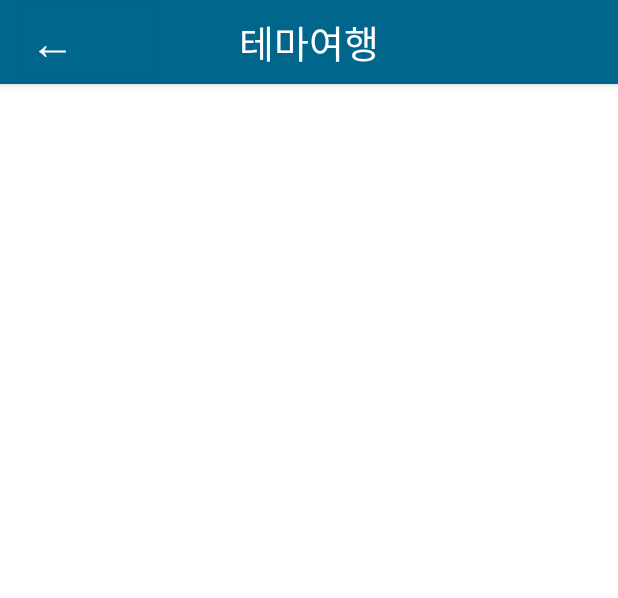
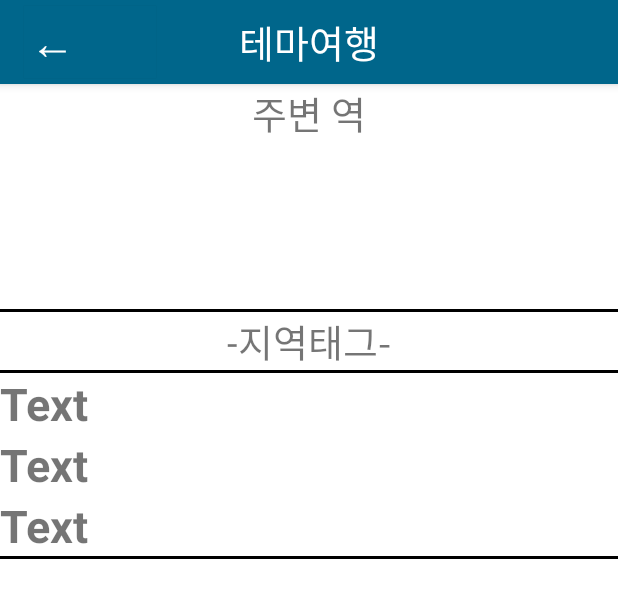
Before and after one commit to woojin0522/KtxTravelApp, an Android app: the layout activity_tema.xml on its own in the app's theme, with its tools: preview values and no code run, on a phone screen of 412 x 824 dp. Shown: the top 598 px of the screen. Run offline under Robolectric (Android 15) with nearby library versions, the phone set to English and light mode, and no system bars.

Commit message:
"commit"

```diff
--- a/app/src/main/res/layout/activity_plan.xml
+++ b/app/src/main/res/layout/activity_plan.xml
@@ -33,6 +33,7 @@
                 android:textSize="25dp"
                 android:layout_gravity="center"/>
         </androidx.appcompat.widget.Toolbar>
+    </com.google.android.material.appbar.AppBarLayout>
     <LinearLayout
         android:layout_width="match_parent"
         android:layout_height="match_parent"
@@ -44,6 +45,4 @@
             android:text="PlanActivity"
             android:textSize="24dp" />
     </LinearLayout>
-    </com.google.android.material.appbar.AppBarLayout>
-
 </androidx.constraintlayout.widget.ConstraintLayout>
--- a/app/src/main/res/layout/activity_tema.xml
+++ b/app/src/main/res/layout/activity_tema.xml
@@ -6,6 +6,7 @@
     android:layout_height="match_parent"
     tools:context=".TemaActivity">
     <com.google.android.material.appbar.AppBarLayout
+        android:id="@+id/tema_appbar_layout"
         android:layout_width="match_parent"
         android:layout_height="?attr/actionBarSize">
         <androidx.appcompat.widget.Toolbar
@@ -14,7 +15,6 @@
             android:layout_height="wrap_content"
             android:layout_gravity="center"
             android:theme="@style/AppTheme">
-
             <androidx.appcompat.widget.AppCompatButton
                 android:id="@+id/tema_backBtn"
                 android:layout_width="wrap_content"
@@ -35,12 +35,12 @@
                 android:textColor="@color/white"
                 android:textSize="25dp" />
         </androidx.appcompat.widget.Toolbar>
-
+    </com.google.android.material.appbar.AppBarLayout>
     <LinearLayout
         android:layout_width="match_parent"
         android:layout_height="wrap_content"
         android:orientation="vertical"
-            app:layout_constraintTop_toBottomOf="@+id/tema_toolbar">
+        app:layout_constraintTop_toBottomOf="@id/tema_appbar_layout">
         <TextView
             android:layout_width="wrap_content"
             android:layout_height="150dp"
@@ -71,5 +71,4 @@
             android:layout_height="2dp"
             android:background="@color/black"/>
     </LinearLayout>
-    </com.google.android.material.appbar.AppBarLayout>
 </androidx.constraintlayout.widget.ConstraintLayout>
--- a/app/src/main/res/layout/activity_ticket.xml
+++ b/app/src/main/res/layout/activity_ticket.xml
@@ -32,8 +32,8 @@
                 android:textColor="#ffffff"
                 android:textSize="25dp"
                 android:layout_gravity="center"/>
-        </androidx.appcompat.widget.Toolbar>-
-
+        </androidx.appcompat.widget.Toolbar>
+    </com.google.android.material.appbar.AppBarLayout>
     <LinearLayout
         android:layout_width="match_parent"
         android:layout_height="match_parent"
@@ -67,5 +67,4 @@
             android:text="이미지를 클릭하면 SRT예매 앱으로 연결됩니다."
             android:textSize="20dp" />
     </LinearLayout>
-    </com.google.android.material.appbar.AppBarLayout>
 </androidx.constraintlayout.widget.ConstraintLayout>
```
Lines whose indentation alone changed are shown as unchanged.
